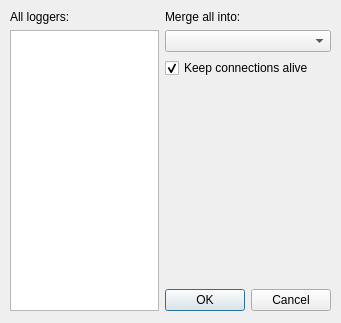
The window that cutelog/resources/ui/merge_dialog.ui (busimus/cutelog) describes before a commit, drawn with Qt 5.
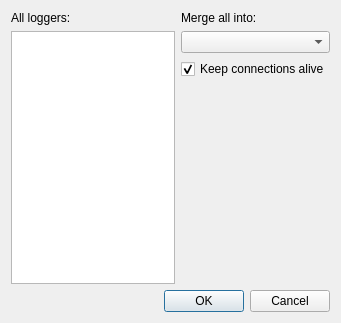
The same window after the commit.

Patch:
```diff
--- a/cutelog/resources/ui/merge_dialog.ui
+++ b/cutelog/resources/ui/merge_dialog.ui
@@ -13,44 +13,11 @@
   <property name="windowTitle">
    <string>Dialog</string>
   </property>
-  <widget class="QWidget" name="gridLayoutWidget">
-   <property name="geometry">
-    <rect>
-     <x>10</x>
-     <y>10</y>
-     <width>321</width>
-     <height>301</height>
-    </rect>
-   </property>
    <layout class="QGridLayout" name="gridLayout">
-    <item row="0" column="1">
-     <widget class="QLabel" name="label_2">
-      <property name="text">
-       <string>Merge all into:</string>
-      </property>
-     </widget>
-    </item>
-    <item row="3" column="1">
-     <spacer name="verticalSpacer">
-      <property name="orientation">
-       <enum>Qt::Vertical</enum>
-      </property>
-      <property name="sizeHint" stdset="0">
-       <size>
-        <width>20</width>
-        <height>40</height>
-       </size>
-      </property>
-     </spacer>
-    </item>
-    <item row="0" column="0">
-     <widget class="QLabel" name="label">
-      <property name="text">
-       <string>All loggers:</string>
-      </property>
-     </widget>
-    </item>
-    <item row="4" column="1">
+   <item row="1" column="2" colspan="2">
+    <widget class="QComboBox" name="dstComboBox"/>
+   </item>
+   <item row="5" column="0" colspan="4">
      <widget class="QDialogButtonBox" name="buttonBox">
       <property name="orientation">
        <enum>Qt::Horizontal</enum>
@@ -60,10 +27,7 @@
       </property>
      </widget>
     </item>
-    <item row="1" column="1">
-     <widget class="QComboBox" name="dstComboBox"/>
-    </item>
-    <item row="1" column="0" rowspan="4">
+   <item row="1" column="0" rowspan="4" colspan="2">
      <widget class="QListWidget" name="loggerList">
       <property name="defaultDropAction">
        <enum>Qt::IgnoreAction</enum>
@@ -73,7 +37,7 @@
       </property>
      </widget>
     </item>
-    <item row="2" column="1">
+   <item row="2" column="2" colspan="2">
      <widget class="QCheckBox" name="keepAliveCheckBox">
       <property name="text">
        <string>Keep connections alive</string>
@@ -83,8 +47,41 @@
       </property>
      </widget>
     </item>
-   </layout>
-  </widget>
+   <item row="0" column="0" colspan="2">
+    <widget class="QLabel" name="label">
+     <property name="text">
+      <string>All loggers:</string>
+     </property>
+    </widget>
+   </item>
+   <item row="0" column="2" colspan="2">
+    <widget class="QLabel" name="label_2">
+     <property name="text">
+      <string>Merge all into:</string>
+     </property>
+    </widget>
+   </item>
+   <item row="4" column="2" colspan="2">
+    <spacer name="verticalSpacer">
+     <property name="orientation">
+      <enum>Qt::Vertical</enum>
+     </property>
+     <property name="sizeHint" stdset="0">
+      <size>
+       <width>20</width>
+       <height>169</height>
+      </size>
+     </property>
+    </spacer>
+   </item>
+  </layout>
+  <zorder>label</zorder>
+  <zorder>loggerList</zorder>
+  <zorder>label_2</zorder>
+  <zorder>dstComboBox</zorder>
+  <zorder>buttonBox</zorder>
+  <zorder>verticalSpacer</zorder>
+  <zorder>keepAliveCheckBox</zorder>
  </widget>
  <resources/>
  <connections>
```
Lines whose indentation alone changed are shown as unchanged.
